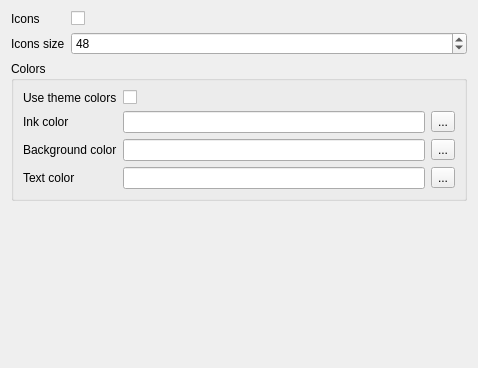
sebcaux/qt-material-widgets, file examples/tabssettingsform.ui: the form before one commit.
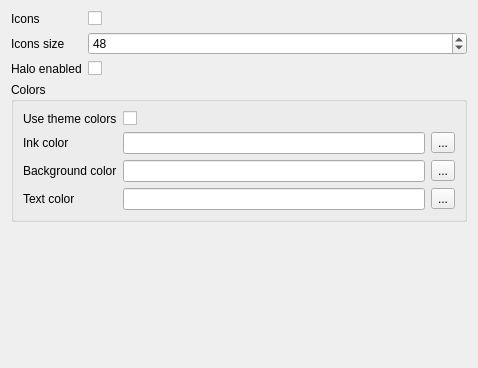
The form after the commit.

Commit message: [examples:tabs] Added halo in settings

The edit to the form file:
```diff
--- a/examples/tabssettingsform.ui
+++ b/examples/tabssettingsform.ui
@@ -48,7 +48,7 @@
      </property>
     </widget>
    </item>
-   <item row="2" column="0" colspan="2">
+   <item row="3" column="0" colspan="2">
     <widget class="QGroupBox" name="groupBox">
      <property name="title">
       <string>Colors</string>
@@ -142,6 +142,16 @@
      </layout>
     </widget>
    </item>
+   <item row="2" column="0">
+    <widget class="QLabel" name="haloEnabledLabel">
+     <property name="text">
+      <string>Halo enabled</string>
+     </property>
+    </widget>
+   </item>
+   <item row="2" column="1">
+    <widget class="QCheckBox" name="haloEnabledCheckBox"/>
+   </item>
   </layout>
  </widget>
  <resources/>
```
The commit also changes 1 other file.
